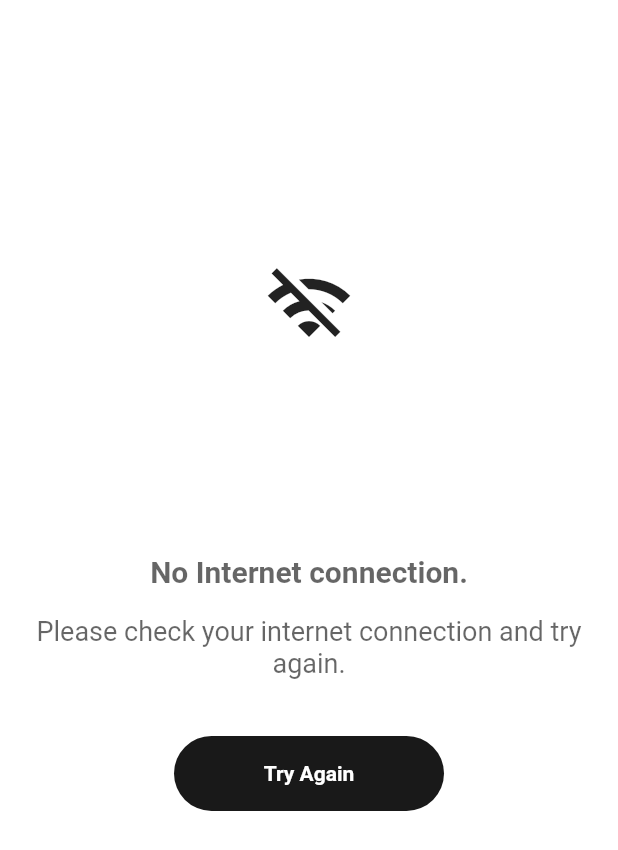
After one commit to Oauth-Celestial/Connectivity_Watcher, a Flutter app: the DefaultNoInternetWidget screen opened directly, after a tap on "Try Again", on a phone screen of 412 x 824 dp. The commit adds this screen. Shown: the top 850 px of the screen. Run offline on Flutter 3.47's test engine with Material 2 defaults, Android fonts, the phone set to English and light mode, and no system bars; our stand-ins replace internet_connection_checker, lottie.

Commit message:
Fixed Minor issues

```diff
--- a/lib/NetworkService/Connectivity_Watcher.dart
+++ b/lib/NetworkService/Connectivity_Watcher.dart
@@ -1,3 +1,5 @@
+import 'package:connectivity_watcher/NetworkService/Model/ConnectivityWidgetModel.dart';
+import 'package:connectivity_watcher/NetworkService/DefaultNoInternet.dart';
 import 'package:flutter/material.dart';
 import 'package:internet_connection_checker/internet_connection_checker.dart';
 
@@ -8,12 +10,12 @@ class ConnectivityWatcher {
   OverlayEntry? entry;
   List<OverlayEntry> entries = [];
   OverlayState? overlayState;
-  Widget? noInternetWidget;
+  NoInternetWidget? userWidget;
 
   /// used to setup the connectivity listener and custom internet widget
 
-  setup({Widget? widgetForNoInternet}) async {
-    noInternetWidget = widgetForNoInternet;
+  setup({NoInternetWidget? widgetForNoInternet}) async {
+    userWidget = widgetForNoInternet;
 
     InternetConnectionChecker().onStatusChange.listen((status) {
       overlayState = (contextKey.currentState!.overlay);
@@ -38,7 +40,14 @@ class ConnectivityWatcher {
     bool isconnected = await InternetConnectionChecker().hasConnection;
     if (isconnected) {
       removeNoInternet();
-    } else {}
+    } else {
+      final scaffold = ScaffoldMessenger.of(contextKey.currentState!.context);
+      scaffold.showSnackBar(
+        SnackBar(
+          content: const Text("No Internet"),
+        ),
+      );
+    }
   }
 
   /// Removes the No internet widget from the tree
@@ -50,7 +59,10 @@ class ConnectivityWatcher {
   /// Responsible for getting the current context from the tree and draw the  custom widget
   showNoInternet() {
     entry = OverlayEntry(builder: (context) {
-      return noInternetWidget ?? Container();
+      return userWidget?.widget ??
+          DefaultNoInternetWidget(
+            userWidget: userWidget,
+          );
     });
     entries.add(entry!);
     overlayState?.insert(entry!);
--- /dev/null
+++ b/lib/NetworkService/DefaultNoInternet.dart
@@ -0,0 +1,89 @@
+import 'package:connectivity_watcher/NetworkService/Connectivity_Watcher.dart';
+import 'package:connectivity_watcher/NetworkService/Model/ConnectivityWidgetModel.dart';
+import 'package:flutter/material.dart';
+
+class DefaultNoInternetWidget extends StatelessWidget {
+  NoInternetWidget? userWidget;
+
+  DefaultNoInternetWidget({this.userWidget});
+
+  @override
+  Widget build(BuildContext context) {
+    return Scaffold(
+      backgroundColor: userWidget?.backgroundColor ?? Colors.white,
+      body: SafeArea(
+          child: Column(
+        children: [
+          SizedBox(
+            height: 40,
+          ),
+          Container(
+              height: MediaQuery.of(context).size.height * 0.4,
+              alignment: Alignment.center,
+              child: Container(
+                child: userWidget?.displayImage ??
+                    Icon(
+                      Icons.wifi_off_sharp,
+                      size: 60,
+                    ),
+              )),
+          Text(
+            "No Internet connection.",
+            style: userWidget?.titleStyle ??
+                TextStyle(
+                    color: Colors.black.withOpacity(0.6),
+                    fontSize: 20,
+                    fontWeight: FontWeight.bold),
+          ),
+          SizedBox(
+            height: 10,
+          ),
+          Padding(
+            padding: const EdgeInsets.all(8.0),
+            child: Container(
+              alignment: Alignment.center,
+              child: Text(
+                "Please check your internet connection and try again.",
+                textAlign: TextAlign.center,
+                style: userWidget?.descriptionStyle ??
+                    TextStyle(
+                      color: Colors.black.withOpacity(0.6),
+                      fontSize: 18,
+                    ),
+              ),
+            ),
+          ),
+          SizedBox(
+            height: 30,
+          ),
+          Expanded(
+            child: Container(
+              alignment: Alignment.topCenter,
+              child: Padding(
+                padding: EdgeInsets.only(left: 20, right: 20),
+                child: InkWell(
+                  onTap: () {
+                    ConnectivityWatcher.shared.isConnectedtoNetwork();
+                  },
+                  child: Container(
+                    alignment: Alignment.center,
+                    width: 180,
+                    decoration: BoxDecoration(
+                        color: Colors.black.withOpacity(0.9),
+                        borderRadius: BorderRadius.circular(30)),
+                    height: 50,
+                    child: Text(
+                      "Try Again",
+                      style: TextStyle(
+                          color: Colors.white, fontWeight: FontWeight.bold),
+                    ),
+                  ),
+                ),
+              ),
+            ),
+          )
+        ],
+      )),
+    );
+  }
+}
--- /dev/null
+++ b/lib/NetworkService/Model/ConnectivityWidgetModel.dart
@@ -0,0 +1,16 @@
+import 'package:flutter/material.dart';
+
+class NoInternetWidget {
+  Widget? widget;
+  Color? backgroundColor;
+  Widget? displayImage;
+  TextStyle? titleStyle;
+  TextStyle? descriptionStyle;
+
+  NoInternetWidget(
+      {this.widget,
+      this.backgroundColor,
+      this.displayImage,
+      this.titleStyle,
+      this.descriptionStyle});
+}
```
Also changed, not shown: example/lib/main.dart (+6 -2 lines), lib/NetworkService/NoInternet.dart (deleted, +0 -65 lines), 2 other files.
